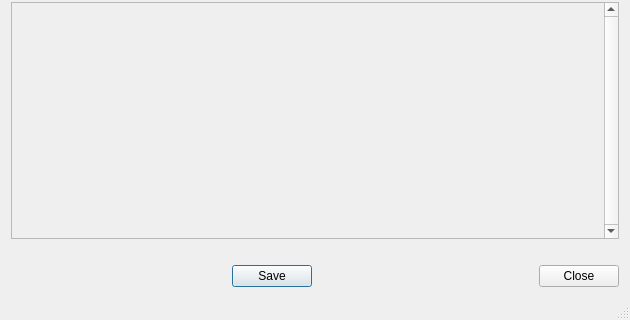
Old version of the form Installer/Configuration/HorusXconf/mainwindow.ui in the repository freakyzoidberg/horus-edu; both pictures show x 0 to 630 and y 480 to 800 of the 630 by 800 pixel window.
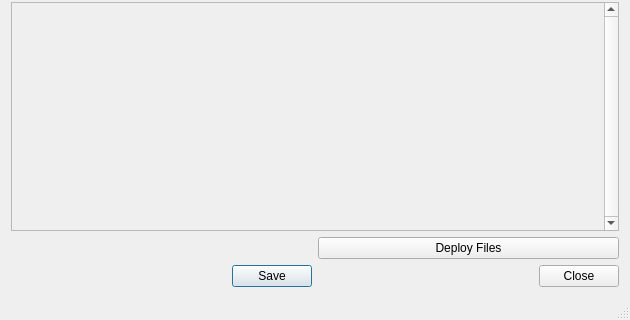
New version of the form.

What changed in the file:
```diff
--- a/Installer/Configuration/HorusXconf/mainwindow.ui
+++ b/Installer/Configuration/HorusXconf/mainwindow.ui
@@ -390,7 +390,7 @@
          <x>0</x>
          <y>0</y>
          <width>592</width>
-         <height>136</height>
+         <height>124</height>
         </rect>
        </property>
       </widget>
@@ -419,6 +419,13 @@
         </property>
        </widget>
       </item>
+      <item row="1" column="1">
+       <widget class="QPushButton" name="pushButton_2">
+        <property name="text">
+         <string>Deploy Files</string>
+        </property>
+       </widget>
+      </item>
      </layout>
     </item>
    </layout>
```
Left out of the diff: 5 changed lines with no effect on the pictures.
